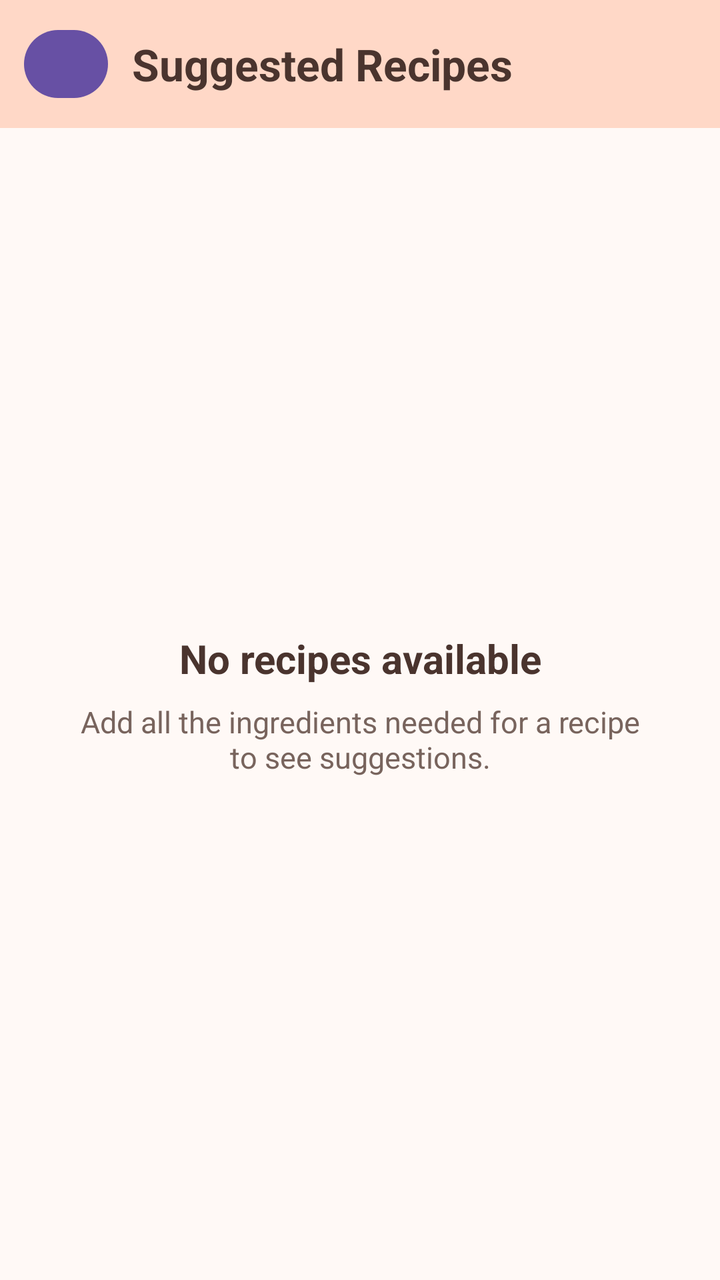
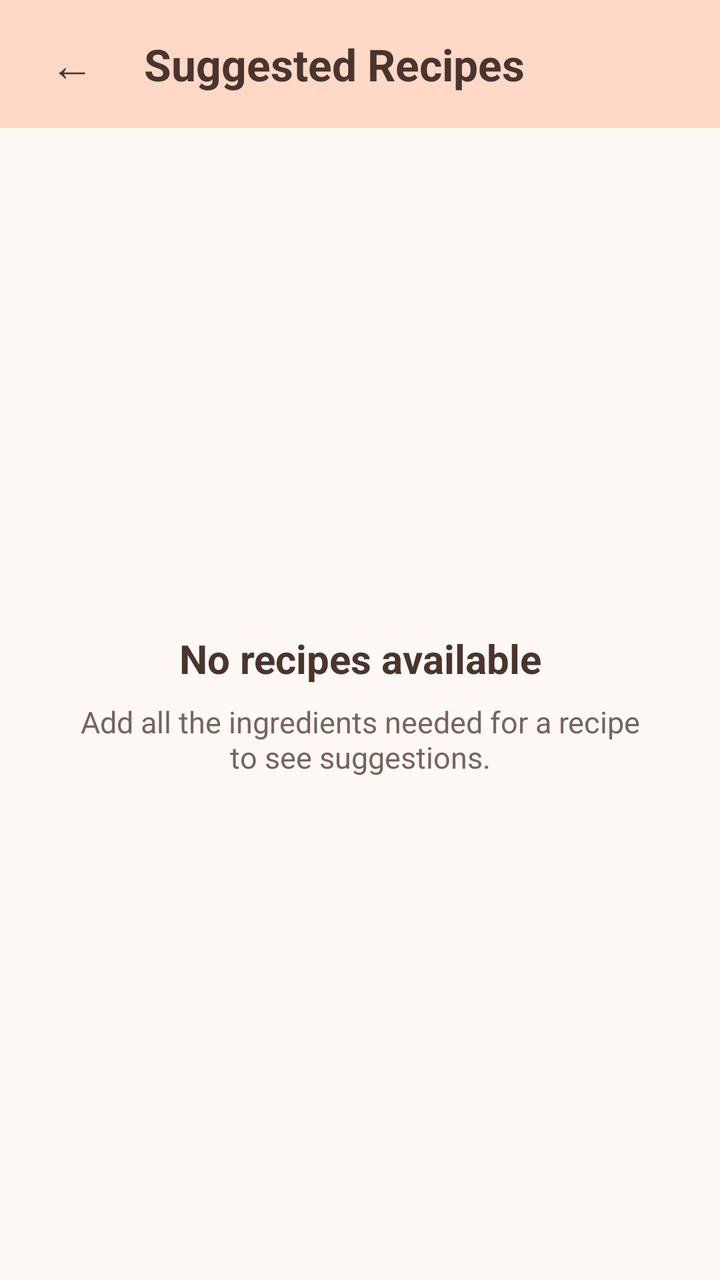

Compare the two renders of this Android layout. The source of the first and the diff that turns it into the second are given below.
<!-- AndroidManifest.xml: application theme Theme.SmartPantryManager -->
<!-- res/layout/activity_suggested_recipes.xml -->
<?xml version="1.0" encoding="utf-8"?>
<androidx.constraintlayout.widget.ConstraintLayout
    xmlns:android="http://schemas.android.com/apk/res/android"
    xmlns:app="http://schemas.android.com/apk/res-auto"
    android:id="@+id/main"
    android:layout_width="match_parent"
    android:layout_height="match_parent"
    android:background="#FFF9F6">

    <LinearLayout
        android:id="@+id/topBar"
        android:layout_width="0dp"
        android:layout_height="64dp"
        android:background="#FFD8C7"
        android:gravity="center_vertical"
        android:orientation="horizontal"
        android:paddingStart="12dp"
        android:paddingEnd="20dp"
        app:layout_constraintEnd_toEndOf="parent"
        app:layout_constraintStart_toStartOf="parent"
        app:layout_constraintTop_toTopOf="parent">

        <Button
            android:id="@+id/backButton"
            android:layout_width="42dp"
            android:layout_height="42dp"
            android:text="←"
            android:textSize="18sp" />

        <TextView
            android:layout_width="wrap_content"
            android:layout_height="wrap_content"
            android:layout_marginStart="12dp"
            android:text="Suggested Recipes"
            android:textColor="#4A342E"
            android:textSize="22sp"
            android:textStyle="bold" />

    </LinearLayout>

    <androidx.recyclerview.widget.RecyclerView
        android:id="@+id/recipeRecyclerView"
        android:layout_width="0dp"
        android:layout_height="0dp"
        android:clipToPadding="false"
        android:padding="16dp"
        app:layout_constraintBottom_toBottomOf="parent"
        app:layout_constraintEnd_toEndOf="parent"
        app:layout_constraintStart_toStartOf="parent"
        app:layout_constraintTop_toBottomOf="@id/topBar" />

    <TextView
        android:id="@+id/noRecipesTitle"
        android:layout_width="wrap_content"
        android:layout_height="wrap_content"
        android:text="No recipes available"
        android:textColor="#4A342E"
        android:textSize="20sp"
        android:textStyle="bold"
        app:layout_constraintBottom_toTopOf="@id/noRecipesMessage"
        app:layout_constraintEnd_toEndOf="parent"
        app:layout_constraintStart_toStartOf="parent"
        app:layout_constraintTop_toBottomOf="@id/topBar"
        app:layout_constraintVertical_chainStyle="packed" />

    <TextView
        android:id="@+id/noRecipesMessage"
        android:layout_width="280dp"
        android:layout_height="wrap_content"
        android:layout_marginTop="8dp"
        android:gravity="center"
        android:text="Add all the ingredients needed for a recipe to see suggestions."
        android:textColor="#78645D"
        android:textSize="15sp"
        app:layout_constraintBottom_toBottomOf="parent"
        app:layout_constraintEnd_toEndOf="parent"
        app:layout_constraintStart_toStartOf="parent"
        app:layout_constraintTop_toBottomOf="@id/noRecipesTitle" />

</androidx.constraintlayout.widget.ConstraintLayout>
<!-- resources referenced by this layout -->
<resources>
  <style name="Theme.SmartPantryManager" parent="Base.Theme.SmartPantryManager" />
  <style name="Base.Theme.SmartPantryManager" parent="Theme.Material3.DayNight.NoActionBar">
          
          
      </style>
</resources>

<!-- the commit's change to res/layout/activity_suggested_recipes.xml (unified diff, before → after) -->
@@ -5,13 +5,14 @@
     android:id="@+id/main"
     android:layout_width="match_parent"
     android:layout_height="match_parent"
-    android:background="#FFF9F6">
+    android:background="@color/app_background"
+    android:fitsSystemWindows="true">
 
     <LinearLayout
         android:id="@+id/topBar"
         android:layout_width="0dp"
         android:layout_height="64dp"
-        android:background="#FFD8C7"
+        android:background="@color/top_bar"
         android:gravity="center_vertical"
         android:orientation="horizontal"
         android:paddingStart="12dp"
@@ -22,17 +23,23 @@
 
         <Button
             android:id="@+id/backButton"
-            android:layout_width="42dp"
-            android:layout_height="42dp"
+            android:layout_width="48dp"
+            android:layout_height="48dp"
+            android:backgroundTint="@android:color/transparent"
+            android:minWidth="0dp"
+            android:minHeight="0dp"
+            android:padding="0dp"
+            android:stateListAnimator="@null"
             android:text="←"
-            android:textSize="18sp" />
+            android:textColor="@color/main_text"
+            android:textSize="22sp" />
 
         <TextView
             android:layout_width="wrap_content"
             android:layout_height="wrap_content"
             android:layout_marginStart="12dp"
             android:text="Suggested Recipes"
-            android:textColor="#4A342E"
+            android:textColor="@color/main_text"
             android:textSize="22sp"
             android:textStyle="bold" />
 
@@ -54,7 +61,7 @@
         android:layout_width="wrap_content"
         android:layout_height="wrap_content"
         android:text="No recipes available"
-        android:textColor="#4A342E"
+        android:textColor="@color/main_text"
         android:textSize="20sp"
         android:textStyle="bold"
         app:layout_constraintBottom_toTopOf="@id/noRecipesMessage"
@@ -70,7 +77,7 @@
         android:layout_marginTop="8dp"
         android:gravity="center"
         android:text="Add all the ingredients needed for a recipe to see suggestions."
-        android:textColor="#78645D"
+        android:textColor="@color/secondary_text"
         android:textSize="15sp"
         app:layout_constraintBottom_toBottomOf="parent"
         app:layout_constraintEnd_toEndOf="parent"
<!-- resource entries referenced after the edit -->
@@ -1,5 +1,9 @@
 <!-- resources referenced by this layout -->
 <resources>
+  <color name="app_background">#FFF9F6</color>
+  <color name="main_text">#4A342E</color>
+  <color name="secondary_text">#78645D</color>
+  <color name="top_bar">#FFD8C7</color>
   <style name="Theme.SmartPantryManager" parent="Base.Theme.SmartPantryManager" />
   <style name="Base.Theme.SmartPantryManager" parent="Theme.Material3.DayNight.NoActionBar">
           
